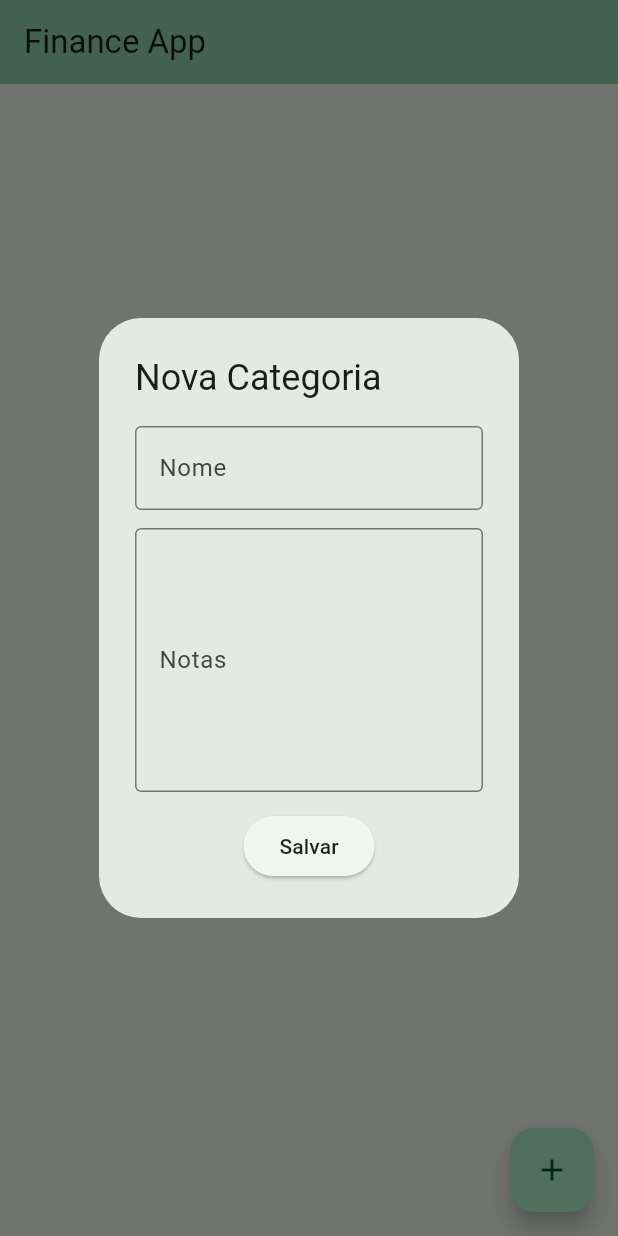
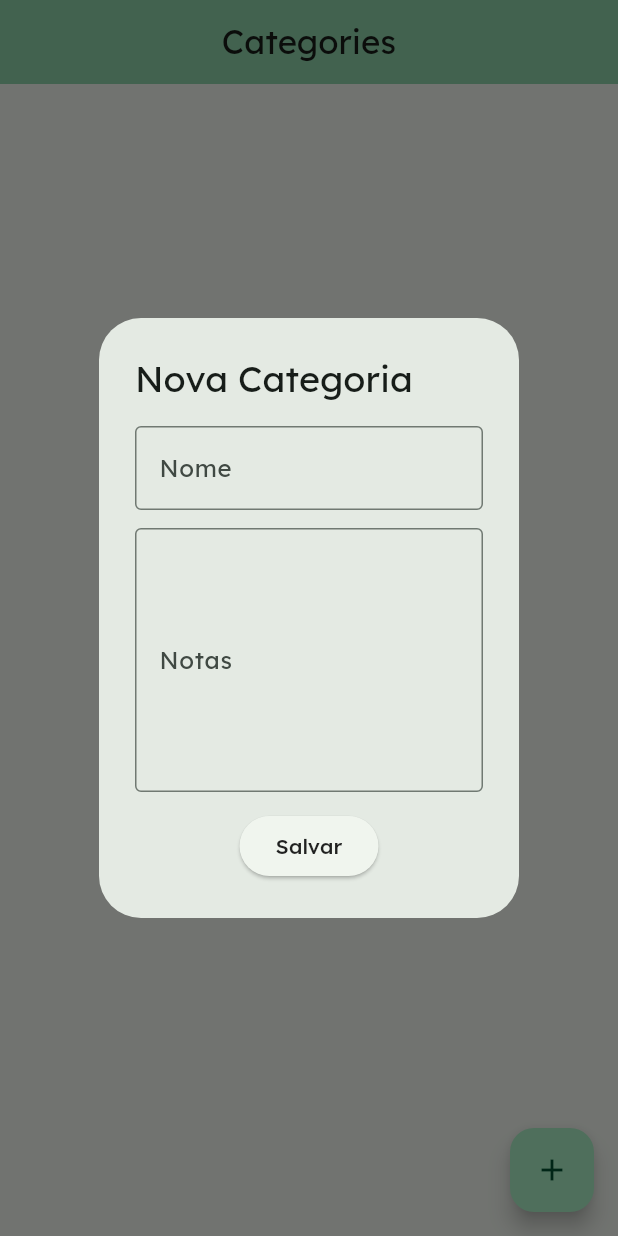
Before and after one commit to AllanChazzy/finance_app, a Flutter app: the screen it shows after launch, after a tap on the "add" icon, on a phone screen of 412 x 824 dp. Run offline on Flutter 3.47's test engine with Material 3 defaults, Android fonts, the phone set to English and light mode, and no system bars; our stand-ins replace sqflite; accounts and stored records are empty.

Commit message:
Custom Fonts and Custom Logo App Design

```diff
--- a/lib/main.dart
+++ b/lib/main.dart
@@ -14,12 +14,13 @@ class MyApp extends StatelessWidget {
   Widget build(BuildContext context) {
     return MaterialApp(
       debugShowCheckedModeBanner: false,
-      title: 'Finance App',
+      title: 'Categories',
       theme: ThemeData(
+        fontFamily: 'Lexend',
         colorScheme: ColorScheme.fromSeed(seedColor: Colors.greenAccent),
         useMaterial3: true,
       ),
-      home: const MyHomePage(title: 'Finance App'),
+      home: const MyHomePage(title: 'Categories'),
     );
   }
 }
@@ -36,8 +37,8 @@ class MyHomePage extends StatefulWidget {
 class _MyHomePageState extends State<MyHomePage> {
   final DatabaseService _databaseService = DatabaseService.instance;
 
-  String? _categoryName = null;
-  String? _categoryNotes = null;
+  String? _categoryName;
+  String? _categoryNotes;
 
   @override
   Widget build(BuildContext context) {
@@ -45,6 +46,7 @@ class _MyHomePageState extends State<MyHomePage> {
       appBar: AppBar(
         backgroundColor: Theme.of(context).colorScheme.inversePrimary,
         title: Text(widget.title),
+        centerTitle: true,
       ),
       body: _categoryList(),
       floatingActionButton: FloatingActionButton(
```
Also changed, not shown: pubspec.yaml (+13 -8 lines), fonts/Lexend-Black.ttf (added), fonts/Lexend-Bold.ttf (added), fonts/Lexend-ExtraBold.ttf (added), fonts/Lexend-ExtraLight.ttf (added), fonts/Lexend-Light.ttf (added), fonts/Lexend-Medium.ttf (added), fonts/Lexend-Regular.ttf (added), fonts/Lexend-SemiBold.ttf (added), fonts/Lexend-Thin.ttf (added), 5 other files.
